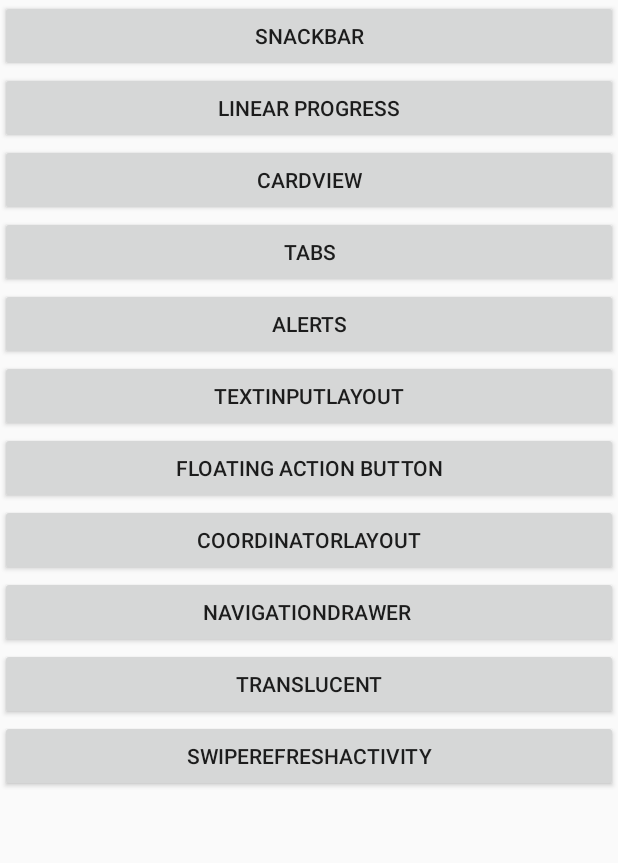
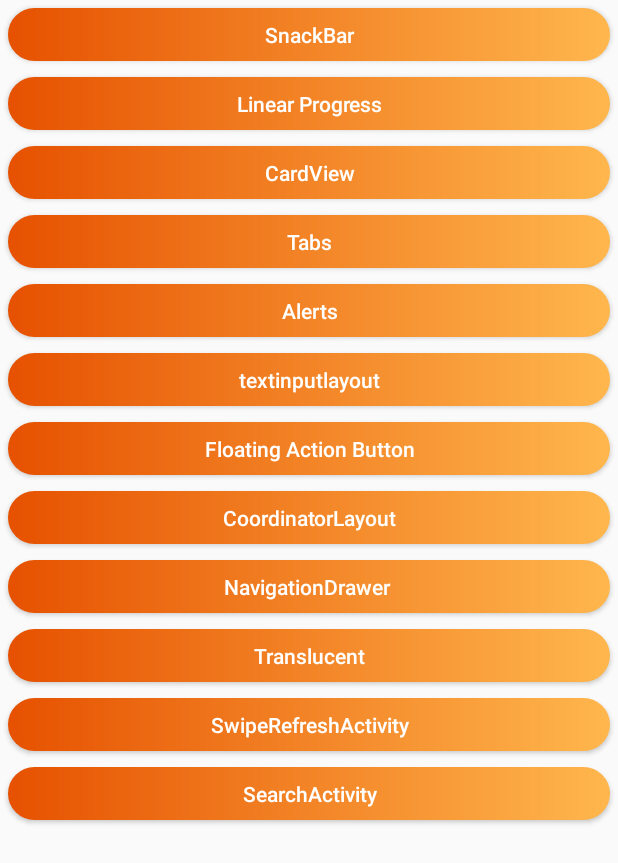
Before and after one commit to ChinaLHR/Material-Design-Demo, an Android app: the screen it shows after launch (MainActivity), on a phone screen of 412 x 824 dp. Shown: the top 863 px of the screen. Run offline under Robolectric (Android 15) with nearby library versions, the phone set to English and light mode, and no system bars.

Commit message:
add with SearchDemo

```diff
--- a/app/src/main/AndroidManifest.xml
+++ b/app/src/main/AndroidManifest.xml
@@ -26,6 +26,11 @@
         <activity android:name=".activity.TranslucentActivity"
             android:theme="@style/ImageTranslucentTheme"/>
         <activity android:name=".activity.SwipeRefreshActivity"/>
+        <activity android:name=".activity.SearchActivity">
+            <intent-filter>
+                <action android:name="android.intent.action.SEARCH" />
+            </intent-filter>
+        </activity>
     </application>
 
 </manifest>
--- a/app/src/main/java/com/lhr/mdt1/MainActivity.java
+++ b/app/src/main/java/com/lhr/mdt1/MainActivity.java
@@ -15,6 +15,7 @@ import com.lhr.mdt1.activity.CoordinatorLayout;
 import com.lhr.mdt1.activity.FabActivity;
 import com.lhr.mdt1.activity.LinearProgressActivity;
 import com.lhr.mdt1.activity.NavigationDrawerActivity;
+import com.lhr.mdt1.activity.SearchActivity;
 import com.lhr.mdt1.activity.SnackBarActivity;
 import com.lhr.mdt1.activity.SwipeRefreshActivity;
 import com.lhr.mdt1.activity.TabsActivity;
@@ -33,6 +34,7 @@ public class MainActivity extends AppCompatActivity implements View.OnClickListe
     private Button btn_navigationdrawer;
     private Button btn_TranslucentActivity;
     private Button btn_SwipeRefreshLayout;
+    private Button btn_SearchActivity;
     private Intent mIntent;
 
 
@@ -51,6 +53,7 @@ public class MainActivity extends AppCompatActivity implements View.OnClickListe
         btn_textinputlayout = (Button) findViewById(R.id.btn_textinputlayout);
         btn_TranslucentActivity = (Button) findViewById(R.id.btn_TranslucentActivity);
         btn_SwipeRefreshLayout = (Button) findViewById(R.id.btn_SwipeRefreshLayout);
+        btn_SearchActivity = (Button) findViewById(R.id.btn_SearchActivity);
         btn_snackbar.setOnClickListener(this);
         btn_lp.setOnClickListener(this);
         btn_card.setOnClickListener(this);
@@ -62,6 +65,7 @@ public class MainActivity extends AppCompatActivity implements View.OnClickListe
         btn_navigationdrawer.setOnClickListener(this);
         btn_TranslucentActivity.setOnClickListener(this);
         btn_SwipeRefreshLayout.setOnClickListener(this);
+        btn_SearchActivity.setOnClickListener(this);
     }
 
 
@@ -111,6 +115,10 @@ public class MainActivity extends AppCompatActivity implements View.OnClickListe
                 mIntent = new Intent(MainActivity.this, SwipeRefreshActivity.class);
                 startActivity(mIntent);
                 break;
+            case R.id.btn_SearchActivity:
+                mIntent = new Intent(MainActivity.this, SearchActivity.class);
+                startActivity(mIntent);
+                break;
 
         }
     }
--- /dev/null
+++ b/app/src/main/res/drawable/btshape4.xml
@@ -0,0 +1,12 @@
+<?xml version="1.0" encoding="utf-8"?>
+<shape xmlns:android="http://schemas.android.com/apk/res/android"
+    android:shape="rectangle">
+    <!-- 设置渐变效果為线性渐变 ，渐变开始颜色与渐变结束颜色-->
+    <gradient
+        android:type="linear"
+        android:startColor="#e65100"
+        android:endColor="#ffb74d"
+        />
+    <!-- corners设置圆角，只适用于rectangle -->
+    <corners android:radius="150dp" />
+</shape>
--- a/app/src/main/res/layout/activity_main.xml
+++ b/app/src/main/res/layout/activity_main.xml
@@ -19,70 +19,124 @@
             <Button
                 android:id="@+id/btn_snackbar"
                 android:layout_width="match_parent"
-                android:layout_height="wrap_content"
-                android:text="SnackBar"/>
+                android:layout_height="35dp"
+                android:textColor="#fff"
+                android:text="SnackBar"
+                android:textAllCaps="false"
+                android:background="@drawable/btshape4"
+                android:layout_margin="5dp"
+                />
 
             <Button
                 android:id="@+id/btn_lp"
                 android:layout_width="match_parent"
-                android:layout_height="wrap_content"
-                android:text="Linear Progress"/>
+                android:layout_height="35dp"
+                android:textColor="#fff"
+                android:text="Linear Progress"
+                android:textAllCaps="false"
+                android:background="@drawable/btshape4"
+                android:layout_margin="5dp"/>
 
             <Button
                 android:id="@+id/btn_card"
                 android:layout_width="match_parent"
-                android:layout_height="wrap_content"
+                android:layout_height="35dp"
+                android:textColor="#fff"
                 android:text="CardView"
+                android:textAllCaps="false"
+                android:background="@drawable/btshape4"
+                android:layout_margin="5dp"
                 />
 
             <Button
                 android:id="@+id/btn_tab"
                 android:layout_width="match_parent"
-                android:layout_height="wrap_content"
+                android:layout_height="35dp"
+                android:textColor="#fff"
                 android:text="Tabs"
+                android:textAllCaps="false"
+                android:background="@drawable/btshape4"
+                android:layout_margin="5dp"
                 />
 
             <Button
                 android:id="@+id/btn_alert"
                 android:layout_width="match_parent"
-                android:layout_height="wrap_content"
-                android:text="Alerts"/>
+                android:layout_height="35dp"
+                android:textColor="#fff"
+                android:text="Alerts"
+                android:textAllCaps="false"
+                android:background="@drawable/btshape4"
+                android:layout_margin="5dp"/>
 
             <Button
                 android:id="@+id/btn_textinputlayout"
                 android:layout_width="match_parent"
-                android:layout_height="wrap_content"
-                android:text="textinputlayout"/>
+                android:layout_height="35dp"
+                android:textColor="#fff"
+                android:text="textinputlayout"
+                android:textAllCaps="false"
+                android:background="@drawable/btshape4"
+                android:layout_margin="5dp"/>
 
             <Button
                 android:id="@+id/btn_fab"
                 android:layout_width="match_parent"
-                android:layout_height="wrap_content"
-                android:text="Floating Action Button"/>
+                android:layout_height="35dp"
+                android:textColor="#fff"
+                android:text="Floating Action Button"
+                android:textAllCaps="false"
+                android:background="@drawable/btshape4"
+                android:layout_margin="5dp"/>
 
             <Button
                 android:id="@+id/btn_cdl"
                 android:layout_width="match_parent"
-                android:layout_height="wrap_content"
-                android:text="CoordinatorLayout"/>
+                android:layout_height="35dp"
+                android:textColor="#fff"
+                android:text="CoordinatorLayout"
+                android:textAllCaps="false"
+                android:background="@drawable/btshape4"
+                android:layout_margin="5dp"/>
 
             <Button
                 android:id="@+id/btn_navigationdrawer"
                 android:layout_width="match_parent"
-                android:layout_height="wrap_content"
-                android:text="NavigationDrawer "/>
+                android:layout_height="35dp"
+                android:textColor="#fff"
+                android:text="NavigationDrawer "
+                android:textAllCaps="false"
+                android:background="@drawable/btshape4"
+                android:layout_margin="5dp"/>
 
             <Button
                 android:id="@+id/btn_TranslucentActivity"
                 android:layout_width="match_parent"
-                android:layout_height="wrap_content"
+                android:layout_height="35dp"
+                android:textColor="#fff"
                 android:text="Translucent"
+                android:textAllCaps="false"
+                android:background="@drawable/btshape4"
+                android:layout_margin="5dp"
                 />
             <Button
                 android:id="@+id/btn_SwipeRefreshLayout"
                 android:layout_width="match_parent"
-                android:layout_height="wrap_content"
-                android:text="SwipeRefreshActivity"/>
+                android:layout_height="35dp"
+                android:textColor="#fff"
+                android:text="SwipeRefreshActivity"
+                android:textAllCaps="false"
+                android:background="@drawable/btshape4"
+                android:layout_margin="5dp"/>
+            <Button
+                android:id="@+id/btn_SearchActivity"
+                android:layout_width="match_parent"
+                android:layout_height="35dp"
+                android:textColor="#fff"
+                android:text="SearchActivity"
+                android:textAllCaps="false"
+                android:background="@drawable/btshape4"
+                android:layout_margin="5dp"/>
         </LinearLayout>
     </ScrollView>
 </LinearLayout>
--- a/app/src/main/res/values/styles.xml
+++ b/app/src/main/res/values/styles.xml
@@ -79,4 +79,10 @@
     <style name="ImageTranslucentTheme" parent="AppTheme">
         <!--在Android 4.4之前的版本上运行，直接跟随系统主题-->
     </style>
+    <style name="SearchViewTheme" >
+        <!--激活颜色 蓝色-->
+        <item name="colorControlActivated">#3f51b5</item>
+        <!--没激活的颜色 绿色-->
+        <item name="colorControlNormal">#009688</item>
+    </style>
 </resources>
--- /dev/null
+++ b/app/src/main/res/xml/searchable.xml
@@ -0,0 +1,5 @@
+<?xml version="1.0" encoding="utf-8"?>
+<searchable xmlns:android="http://schemas.android.com/apk/res/android"
+            android:hint="请输入关键字:"
+            android:label="label"
+    />
```
Also changed, not shown: app/src/main/java/com/lhr/mdt1/activity/SearchActivity.java (added, +63 -0 lines), app/src/main/res/drawable/ic_search.xml (added, +9 -0 lines), app/src/main/res/layout/activity_search.xml (added, +25 -0 lines), build.gradle (line endings or trailing spaces).
